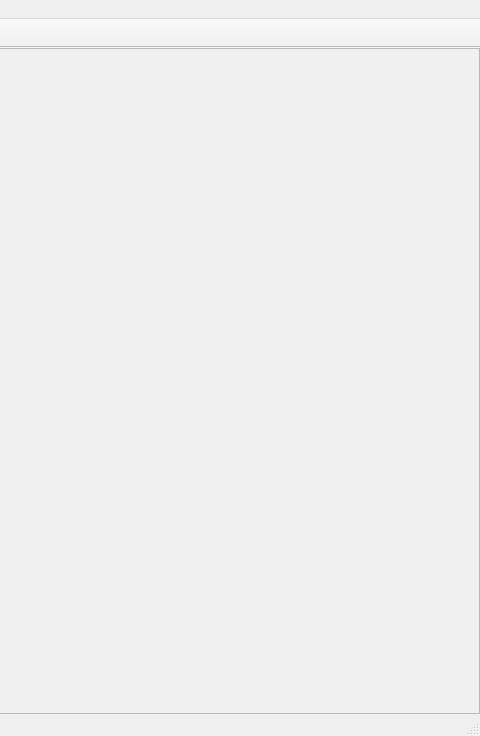
First picture: the form in KeyhoteeMainWindow.ui, repository InvictusInnovations/keyhotee, before the edit; both pictures show x 614 to 1094 and y 0 to 736 of the 1094 by 736 pixel window.
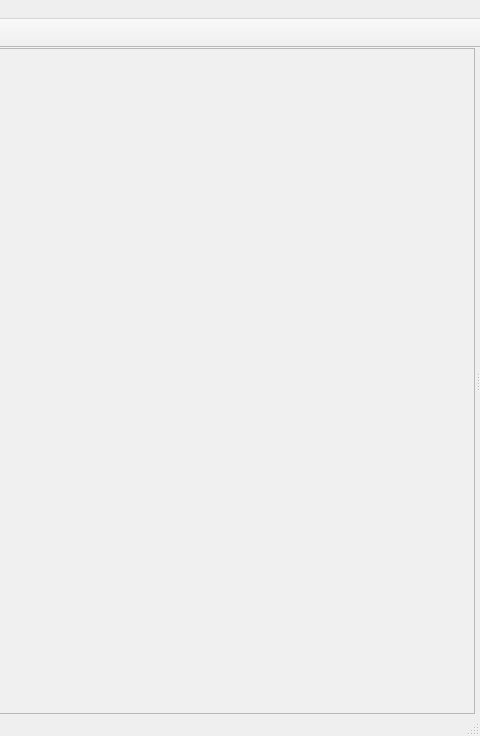
Second picture: the form after the edit. Icons and pictures are not drawn. Custom widgets are drawn as their Qt base class.

The edit to the form file:
```diff
--- a/KeyhoteeMainWindow.ui
+++ b/KeyhoteeMainWindow.ui
@@ -42,7 +42,7 @@
        <enum>Qt::Horizontal</enum>
       </property>
       <property name="handleWidth">
-       <number>0</number>
+       <number>5</number>
       </property>
       <widget class="QTreeWidget" name="side_bar">
        <property name="sizePolicy">
```
Left out of the diff: 36 changed lines with no effect on the pictures.
